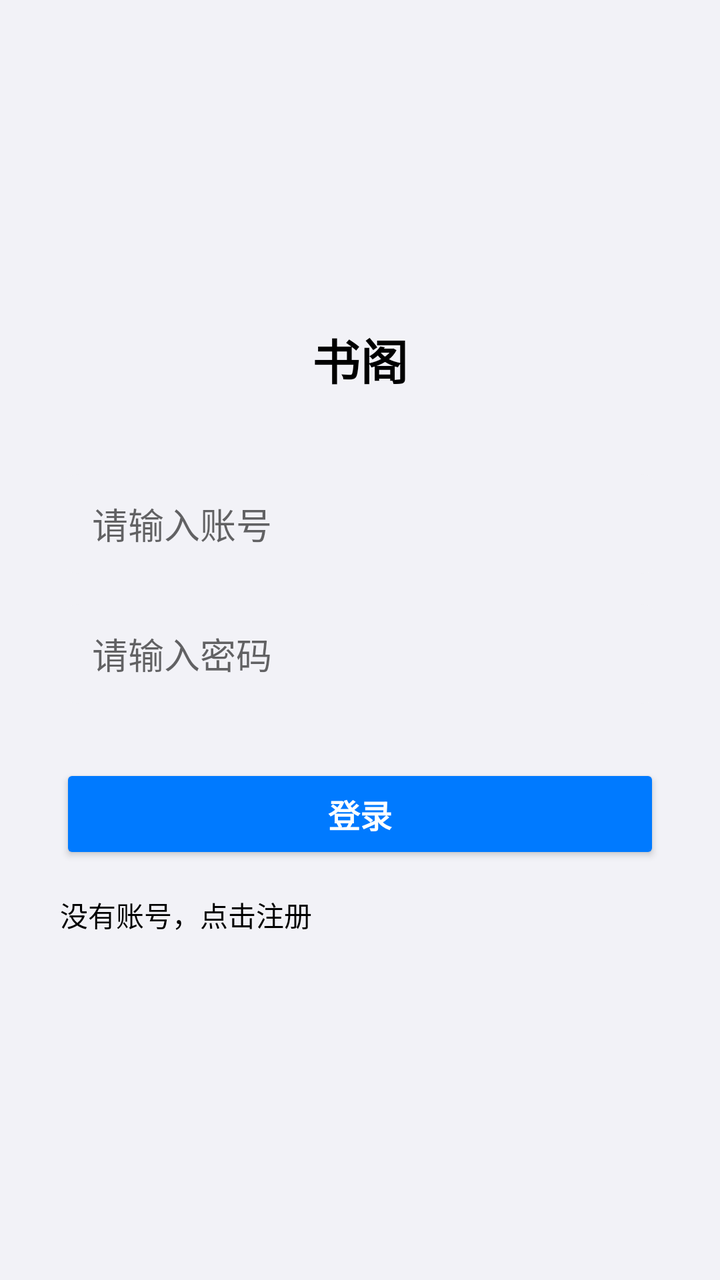
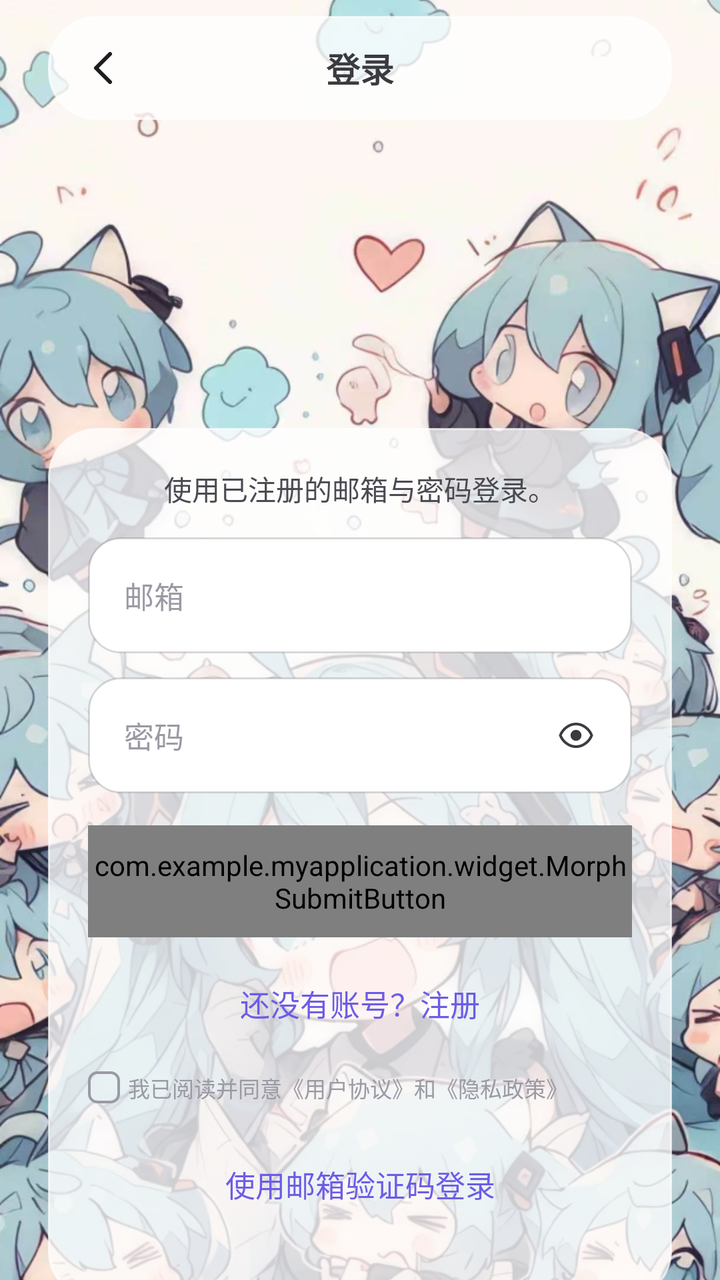

Before-and-after screenshots of an Android layout around one commit, followed by the original layout XML and the change that was made.
<!-- AndroidManifest.xml: application theme Theme.MyApp -->
<!-- res/layout/activity_login.xml -->
<?xml version="1.0" encoding="utf-8"?>
<LinearLayout xmlns:android="http://schemas.android.com/apk/res/android"
    android:layout_width="match_parent"
    android:layout_height="match_parent"
    android:orientation="vertical"
    android:padding="30dp"
    android:background="?android:attr/windowBackground">

    
    <LinearLayout
        android:layout_width="match_parent"
        android:layout_height="wrap_content"
        android:orientation="vertical"
        android:gravity="center_horizontal"
        android:layout_marginTop="40dp"
        android:layout_marginBottom="40dp">

        <ImageView
            android:layout_width="80dp"
            android:layout_height="80dp"
            android:src="@mipmap/ic_launcher" />

        <TextView
            android:layout_width="wrap_content"
            android:layout_height="wrap_content"
            android:text="@string/app_name"
            android:textSize="24sp"
            android:textStyle="bold"
            android:textColor="@color/black"
            android:layout_marginTop="12dp" />
    </LinearLayout>

    
    <LinearLayout
        android:layout_width="match_parent"
        android:layout_height="wrap_content"
        android:orientation="vertical">

        <EditText
            android:id="@+id/et_username"
            android:hint="请输入账号"
            android:layout_width="match_parent"
            android:layout_height="50dp"
            android:background="@drawable/bg_search_radius"
            android:paddingLeft="16dp"
            android:paddingRight="16dp" />

        <EditText
            android:id="@+id/et_password"
            android:hint="请输入密码"
            android:inputType="textPassword"
            android:layout_width="match_parent"
            android:layout_height="50dp"
            android:background="@drawable/bg_search_radius"
            android:paddingLeft="16dp"
            android:paddingRight="16dp"
            android:layout_marginTop="15dp" />
    </LinearLayout>

    
    <LinearLayout
        android:layout_width="match_parent"
        android:layout_height="wrap_content"
        android:orientation="vertical"
        android:layout_marginTop="30dp">

        <Button
            android:id="@+id/btn_login"
            android:text="登录"
            android:layout_width="match_parent"
            android:layout_height="50dp"
            android:textSize="16sp"
            android:textStyle="bold"
            android:backgroundTint="@color/ios_blue"
            android:textColor="@color/white" />

        <TextView
            android:id="@+id/tv_register"
            android:text="没有账号，点击注册"
            android:textSize="14sp"
            android:textColor="@color/black"
            android:layout_width="wrap_content"
            android:layout_height="wrap_content"
            android:layout_gravity="left"
            android:layout_marginTop="15dp" />
    </LinearLayout>

</LinearLayout>
<!-- resources referenced by this layout -->
<resources>
  <color name="black">#FF000000</color>
  <!-- drawable bg_search_radius (drawable) -->
  <?xml version="1.0" encoding="utf-8"?>
  <shape xmlns:android="http://schemas.android.com/apk/res/android">
      
      <solid android:color="@color/ios_bg_grouped"/>
      <corners android:radius="10dp"/>
      <padding android:top="4dp" android:bottom="4dp"/>
  </shape>
  <!-- mipmap ic_launcher (mipmap-anydpi-v26) -->
  <?xml version="1.0" encoding="utf-8"?>
  <adaptive-icon xmlns:android="http://schemas.android.com/apk/res/android">
      <background android:drawable="@drawable/ic_launcher_background"/>
      <foreground android:drawable="@mipmap/ic_launcher_foreground"/>
  </adaptive-icon>
  <string name="app_name">书阁</string>
  <!-- drawable ic_launcher_background (drawable) -->
  <?xml version="1.0" encoding="utf-8"?>
  <vector
      android:height="108dp"
      android:width="108dp"
      android:viewportHeight="108"
      android:viewportWidth="108"
      xmlns:android="http://schemas.android.com/apk/res/android">
      
      <path android:fillColor="#F5F0E6"
            android:pathData="M0,0h108v108h-108z"/>
  </vector>
  <!-- unchanged entries left out for length: 18 -->
</resources>

<!-- the commit's change to res/layout/activity_login.xml (unified diff, before → after) -->
@@ -1,88 +1,424 @@
 <?xml version="1.0" encoding="utf-8"?>
-<LinearLayout xmlns:android="http://schemas.android.com/apk/res/android"
+<FrameLayout xmlns:android="http://schemas.android.com/apk/res/android"
     android:layout_width="match_parent"
     android:layout_height="match_parent"
-    android:orientation="vertical"
-    android:padding="30dp"
-    android:background="?android:attr/windowBackground">
+    android:background="@color/ios_bg">
 
     
-    <LinearLayout
+    <ImageView
+        android:id="@+id/iv_login_bg"
         android:layout_width="match_parent"
-        android:layout_height="wrap_content"
-        android:orientation="vertical"
-        android:gravity="center_horizontal"
-        android:layout_marginTop="40dp"
-        android:layout_marginBottom="40dp">
-
-        <ImageView
-            android:layout_width="80dp"
-            android:layout_height="80dp"
-            android:src="@mipmap/ic_launcher" />
-
-        <TextView
-            android:layout_width="wrap_content"
+        android:layout_height="match_parent"
+        android:contentDescription="@null"
+        android:scaleType="centerCrop"
+        android:src="@drawable/login_bg" />
+
+    
+    <View
+        android:id="@+id/v_login_mask"
+        android:layout_width="match_parent"
+        android:layout_height="match_parent" />
+
+    <ScrollView
+        android:id="@+id/sv_login"
+        android:layout_width="match_parent"
+        android:layout_height="match_parent"
+        android:fillViewport="true"
+        android:overScrollMode="never"
+        android:scrollbars="none">
+
+        <LinearLayout
+            android:layout_width="match_parent"
             android:layout_height="wrap_content"
-            android:text="@string/app_name"
-            android:textSize="24sp"
-            android:textStyle="bold"
-            android:textColor="@color/black"
-            android:layout_marginTop="12dp" />
-    </LinearLayout>
-
-    
-    <LinearLayout
-        android:layout_width="match_parent"
-        android:layout_height="wrap_content"
-        android:orientation="vertical">
-
-        <EditText
-            android:id="@+id/et_username"
-            android:hint="请输入账号"
-            android:layout_width="match_parent"
-            android:layout_height="50dp"
-            android:background="@drawable/bg_search_radius"
-            android:paddingLeft="16dp"
-            android:paddingRight="16dp" />
-
-        <EditText
-            android:id="@+id/et_password"
-            android:hint="请输入密码"
-            android:inputType="textPassword"
-            android:layout_width="match_parent"
-            android:layout_height="50dp"
-            android:background="@drawable/bg_search_radius"
-            android:paddingLeft="16dp"
-            android:paddingRight="16dp"
-            android:layout_marginTop="15dp" />
-    </LinearLayout>
-
-    
-    <LinearLayout
-        android:layout_width="match_parent"
-        android:layout_height="wrap_content"
-        android:orientation="vertical"
-        android:layout_marginTop="30dp">
-
-        <Button
-            android:id="@+id/btn_login"
-            android:text="登录"
-            android:layout_width="match_parent"
-            android:layout_height="50dp"
-            android:textSize="16sp"
-            android:textStyle="bold"
-            android:backgroundTint="@color/ios_blue"
-            android:textColor="@color/white" />
-
-        <TextView
-            android:id="@+id/tv_register"
-            android:text="没有账号，点击注册"
-            android:textSize="14sp"
-            android:textColor="@color/black"
-            android:layout_width="wrap_content"
-            android:layout_height="wrap_content"
-            android:layout_gravity="left"
-            android:layout_marginTop="15dp" />
-    </LinearLayout>
-
-</LinearLayout>
+            android:orientation="vertical"
+            android:paddingStart="24dp"
+            android:paddingEnd="24dp"
+            android:paddingBottom="24dp">
+
+            
+            
+            <FrameLayout
+                android:id="@+id/bar_login"
+                android:layout_width="match_parent"
+                android:layout_height="52dp"
+                android:layout_marginTop="8dp"
+                android:layout_marginBottom="10dp"
+                android:background="@drawable/bg_login_card">
+
+                <ImageView
+                    android:id="@+id/btn_login_back"
+                    android:layout_width="44dp"
+                    android:layout_height="44dp"
+                    android:layout_gravity="start|center_vertical"
+                    android:layout_marginStart="6dp"
+                    android:background="?attr/selectableItemBackgroundBorderless"
+                    android:contentDescription="返回"
+                    android:padding="10dp"
+                    android:src="@drawable/ic_login_back" />
+
+                <TextView
+                    android:layout_width="wrap_content"
+                    android:layout_height="wrap_content"
+                    android:layout_gravity="center"
+                    android:text="登录"
+                    android:textColor="@color/login_text_title"
+                    android:textSize="17sp"
+                    android:textStyle="bold" />
+            </FrameLayout>
+
+            
+            <Space
+                android:id="@+id/spacer_top"
+                android:layout_width="match_parent"
+                android:layout_height="144dp" />
+
+            
+            <LinearLayout
+                android:id="@+id/card_login"
+                android:layout_width="match_parent"
+                android:layout_height="436dp"
+                android:background="@drawable/bg_login_card"
+                android:orientation="vertical"
+                android:padding="20dp">
+
+                
+                <TextView
+                    android:id="@+id/tv_login_hint"
+                    android:layout_width="match_parent"
+                    android:layout_height="wrap_content"
+                    android:gravity="center"
+                    android:lineSpacingExtra="2dp"
+                    android:text="使用已注册的邮箱与密码登录。"
+                    android:textColor="@color/login_text_body"
+                    android:textSize="14sp" />
+
+                
+                <LinearLayout
+                    android:id="@+id/grp_password"
+                    android:layout_width="match_parent"
+                    android:layout_height="wrap_content"
+                    android:layout_marginTop="14dp"
+                    android:orientation="vertical">
+
+                    
+                    <FrameLayout
+                        android:id="@+id/box_account"
+                        android:layout_width="match_parent"
+                        android:layout_height="58dp"
+                        android:background="@drawable/bg_login_field">
+
+                        <TextView
+                            android:id="@+id/ph_account"
+                            android:layout_width="wrap_content"
+                            android:layout_height="match_parent"
+                            android:layout_gravity="start"
+                            android:layout_marginStart="18dp"
+                            android:alpha="0"
+                            android:gravity="center_vertical"
+                            android:text="请输入邮箱"
+                            android:textColor="@color/login_text_hint"
+                            android:textSize="15sp" />
+
+                        <EditText
+                            android:id="@+id/et_account"
+                            android:layout_width="match_parent"
+                            android:layout_height="match_parent"
+                            android:background="@null"
+                            android:gravity="center_vertical"
+                            android:importantForAutofill="no"
+                            android:inputType="text"
+                            android:maxLines="1"
+                            android:paddingStart="18dp"
+                            android:paddingEnd="18dp"
+                            android:singleLine="true"
+                            android:textColor="@color/login_text_title"
+                            android:textSize="15sp" />
+
+                        <TextView
+                            android:id="@+id/label_account"
+                            android:layout_width="wrap_content"
+                            android:layout_height="match_parent"
+                            android:layout_gravity="start"
+                            android:layout_marginStart="18dp"
+                            android:gravity="center_vertical"
+                            android:text="邮箱"
+                            android:textColor="@color/login_text_hint"
+                            android:textSize="15sp" />
+                    </FrameLayout>
+
+                    <FrameLayout
+                        android:id="@+id/box_password"
+                        android:layout_width="match_parent"
+                        android:layout_height="58dp"
+                        android:layout_marginTop="12dp"
+                        android:background="@drawable/bg_login_field">
+
+                        <TextView
+                            android:id="@+id/ph_password"
+                            android:layout_width="wrap_content"
+                            android:layout_height="match_parent"
+                            android:layout_gravity="start"
+                            android:layout_marginStart="18dp"
+                            android:alpha="0"
+                            android:gravity="center_vertical"
+                            android:text="请输入密码"
+                            android:textColor="@color/login_text_hint"
+                            android:textSize="15sp" />
+
+                        <EditText
+                            android:id="@+id/et_password"
+                            android:layout_width="match_parent"
+                            android:layout_height="match_parent"
+                            android:background="@null"
+                            android:gravity="center_vertical"
+                            android:imeOptions="actionDone"
+                            android:importantForAutofill="no"
+                            android:inputType="textPassword"
+                            android:maxLines="1"
+                            android:paddingStart="18dp"
+                            android:paddingEnd="52dp"
+                            android:singleLine="true"
+                            android:textColor="@color/login_text_title"
+                            android:textSize="15sp" />
+
+                        
+                        <ImageView
+                            android:id="@+id/iv_password_eye"
+                            android:layout_width="32dp"
+                            android:layout_height="32dp"
+                            android:layout_gravity="end|center_vertical"
+                            android:layout_marginEnd="12dp"
+                            android:background="?attr/selectableItemBackgroundBorderless"
+                            android:contentDescription="显示密码"
+                            android:padding="6dp"
+                            android:src="@drawable/ic_login_eye" />
+
+                        <TextView
+                            android:id="@+id/label_password"
+                            android:layout_width="wrap_content"
+                            android:layout_height="match_parent"
+                            android:layout_gravity="start"
+                            android:layout_marginStart="18dp"
+                            android:gravity="center_vertical"
+                            android:text="密码"
+                            android:textColor="@color/login_text_hint"
+                            android:textSize="15sp" />
+                    </FrameLayout>
+                </LinearLayout>
+
+                
+                <FrameLayout
+                    android:id="@+id/box_code_email"
+                    android:layout_width="match_parent"
+                    android:layout_height="58dp"
+                    android:layout_marginTop="14dp"
+                    android:background="@drawable/bg_login_field"
+                    android:visibility="gone">
+
+                    <TextView
+                        android:id="@+id/ph_code_email"
+                        android:layout_width="wrap_content"
+                        android:layout_height="match_parent"
+                        android:layout_gravity="start"
+                        android:layout_marginStart="18dp"
+                        android:alpha="0"
+                        android:gravity="center_vertical"
+                        android:text="请输入邮箱"
+                        android:textColor="@color/login_text_hint"
+                        android:textSize="15sp" />
+
+                    <EditText
+                        android:id="@+id/et_code_email"
+                        android:layout_width="match_parent"
+                        android:layout_height="match_parent"
+                        android:background="@null"
+                        android:gravity="center_vertical"
+                        android:imeOptions="actionDone"
+                        android:importantForAutofill="no"
+                        android:inputType="textEmailAddress"
+                        android:maxLines="1"
+                        android:paddingStart="18dp"
+                        android:paddingEnd="18dp"
+                        android:singleLine="true"
+                        android:textColor="@color/login_text_title"
+                        android:textSize="15sp" />
+
+                    <TextView
+                        android:id="@+id/label_code_email"
+                        android:layout_width="wrap_content"
+                        android:layout_height="match_parent"
+                        android:layout_gravity="start"
+                        android:layout_marginStart="18dp"
+                        android:gravity="center_vertical"
+                        android:text="邮箱"
+                        android:textColor="@color/login_text_hint"
+                        android:textSize="15sp" />
+                </FrameLayout>
+
+                
+                <LinearLayout
+                    android:id="@+id/grp_code_input"
+                    android:layout_width="match_parent"
+                    android:layout_height="wrap_content"
+                    android:layout_marginTop="4dp"
+                    android:orientation="vertical"
+                    android:visibility="gone">
+
+                    <TextView
+                        android:id="@+id/tv_code_sent"
+                        android:layout_width="match_parent"
+                        android:layout_height="wrap_content"
+                        android:gravity="center"
+                        android:text="验证码已发送至"
+                        android:textColor="@color/login_text_title"
+                        android:textSize="15sp"
+                        android:textStyle="bold" />
+
+                    <TextView
+                        android:layout_width="match_parent"
+                        android:layout_height="wrap_content"
+                        android:layout_marginTop="6dp"
+                        android:gravity="center"
+                        android:lineSpacingExtra="2dp"
+                        android:text="若该邮箱未注册，验证后将自动注册并登录。"
+                        android:textColor="@color/login_text_desc"
+                        android:textSize="14sp" />
+
+                    <LinearLayout
+                        android:id="@+id/grp_code_tiles"
+                        android:layout_width="match_parent"
+                        android:layout_height="wrap_content"
+                        android:layout_marginTop="22dp"
+                        android:baselineAligned="false"
+                        android:orientation="horizontal">
+
+                        <EditText
+                            android:id="@+id/et_code_1"
+                            style="@style/LoginCodeTile" />
+
+                        <EditText
+                            android:id="@+id/et_code_2"
+                            style="@style/LoginCodeTile" />
+
+                        <EditText
+                            android:id="@+id/et_code_3"
+                            style="@style/LoginCodeTile" />
+
+                        <EditText
+                            android:id="@+id/et_code_4"
+                            style="@style/LoginCodeTile" />
+
+                        <EditText
+                            android:id="@+id/et_code_5"
+                            style="@style/LoginCodeTile" />
+
+                        <EditText
+                            android:id="@+id/et_code_6"
+                            style="@style/LoginCodeTile"
+                            android:layout_marginEnd="0dp" />
+                    </LinearLayout>
+
+                    <TextView
+                        android:id="@+id/tv_countdown"
+                        android:layout_width="match_parent"
+                        android:layout_height="wrap_content"
+                        android:layout_marginTop="20dp"
+                        android:gravity="center"
+                        android:paddingTop="6dp"
+                        android:paddingBottom="6dp"
+                        android:text="60 秒后可重新获取"
+                        android:textColor="@color/login_text_dim"
+                        android:textSize="14sp" />
+                </LinearLayout>
+
+                
+                <com.example.myapplication.widget.MorphSubmitButton
+                    android:id="@+id/btn_login"
+                    android:layout_width="match_parent"
+                    android:layout_height="56dp"
+                    android:layout_marginTop="16dp" />
+
+                
+                <TextView
+                    android:id="@+id/tv_register"
+                    android:layout_width="match_parent"
+                    android:layout_height="wrap_content"
+                    android:layout_marginTop="18dp"
+                    android:gravity="center"
+                    android:paddingTop="4dp"
+                    android:paddingBottom="4dp"
+                    android:text="还没有账号？注册"
+                    android:textColor="@color/login_accent_text"
+                    android:textSize="15sp" />
+
+                
+                <LinearLayout
+                    android:id="@+id/row_consent"
+                    android:layout_width="match_parent"
+                    android:layout_height="wrap_content"
+                    android:layout_marginTop="14dp"
+                    android:gravity="center_vertical"
+                    android:orientation="horizontal">
+
+                    
+                    <ImageView
+                        android:id="@+id/iv_consent"
+                        android:layout_width="16dp"
+                        android:layout_height="16dp"
+                        android:layout_marginEnd="4dp"
+                        android:contentDescription="同意用户协议与隐私政策"
+                        android:src="@drawable/sel_login_checkbox" />
+
+                    
+                    <TextView
+                        android:id="@+id/tv_consent"
+                        android:layout_width="0dp"
+                        android:layout_height="wrap_content"
+                        android:layout_weight="1"
+                        android:fontFamily="sans-serif-light"
+                        android:gravity="center_vertical"
+                        android:paddingTop="5dp"
+                        android:paddingBottom="5dp"
+                        android:text="我已阅读并同意《用户协议》和《隐私政策》"
+                        android:textColor="@color/login_text_muted"
+                        android:textColorHighlight="@android:color/transparent"
+                        android:textSize="11sp" />
+                </LinearLayout>
+
+                
+                <TextView
+                    android:id="@+id/tv_switch"
+                    android:layout_width="match_parent"
+                    android:layout_height="wrap_content"
+                    android:layout_marginTop="18dp"
+                    android:gravity="center"
+                    android:paddingTop="6dp"
+                    android:paddingBottom="6dp"
+                    android:text="使用邮箱验证码登录"
+                    android:textColor="@color/login_accent_text"
+                    android:textSize="15sp" />
+
+                
+                <TextView
+                    android:id="@+id/tv_back"
+                    android:layout_width="match_parent"
+                    android:layout_height="wrap_content"
+                    android:layout_marginTop="10dp"
+                    android:gravity="center"
+                    android:paddingTop="8dp"
+                    android:paddingBottom="8dp"
+                    android:text="返回上一步修改邮箱"
+                    android:textColor="@color/login_accent_text"
+                    android:textSize="14sp"
+                    android:visibility="gone" />
+            </LinearLayout>
+
+            
+            <Space
+                android:layout_width="match_parent"
+                android:layout_height="0dp"
+                android:layout_weight="1"
+                android:minHeight="8dp" />
+        </LinearLayout>
+    </ScrollView>
+</FrameLayout>
<!-- resource entries referenced after the edit -->
@@ -1,33 +1,169 @@
 <!-- resources referenced by this layout -->
 <resources>
-  <color name="black">#FF000000</color>
-  <!-- drawable bg_search_radius (drawable) -->
+  <color name="login_accent_text">#FF6C5CE7</color>
+  <color name="login_text_body">#FF4A4A52</color>
+  <color name="login_text_desc">#FF6A6A72</color>
+  <color name="login_text_dim">#FF55555C</color>
+  <color name="login_text_hint">#FF9A9AA5</color>
+  <color name="login_text_muted">#FF9A9AA5</color>
+  <color name="login_text_title">#FF3A3A3F</color>
+  <!-- drawable bg_login_card (drawable) -->
   <?xml version="1.0" encoding="utf-8"?>
-  <shape xmlns:android="http://schemas.android.com/apk/res/android">
-      
-      <solid android:color="@color/ios_bg_grouped"/>
-      <corners android:radius="10dp"/>
-      <padding android:top="4dp" android:bottom="4dp"/>
+  <shape xmlns:android="http://schemas.android.com/apk/res/android"
+      android:shape="rectangle">
+      <solid android:color="@color/login_card_fill" />
+      <stroke
+          android:width="1dp"
+          android:color="@color/login_card_stroke" />
+      <corners android:radius="24dp" />
   </shape>
-  <!-- mipmap ic_launcher (mipmap-anydpi-v26) -->
+  <!-- drawable bg_login_field (drawable) -->
   <?xml version="1.0" encoding="utf-8"?>
-  <adaptive-icon xmlns:android="http://schemas.android.com/apk/res/android">
-      <background android:drawable="@drawable/ic_launcher_background"/>
-      <foreground android:drawable="@mipmap/ic_launcher_foreground"/>
-  </adaptive-icon>
-  <string name="app_name">书阁</string>
-  <!-- drawable ic_launcher_background (drawable) -->
+  <shape xmlns:android="http://schemas.android.com/apk/res/android"
+      android:shape="rectangle">
+      <solid android:color="@color/login_field_fill" />
+      <stroke
+          android:width="1dp"
+          android:color="@color/login_field_stroke" />
+      <corners android:radius="16dp" />
+  </shape>
+  <!-- drawable ic_login_back (drawable) -->
   <?xml version="1.0" encoding="utf-8"?>
-  <vector
-      android:height="108dp"
-      android:width="108dp"
-      android:viewportHeight="108"
-      android:viewportWidth="108"
-      xmlns:android="http://schemas.android.com/apk/res/android">
-      
-      <path android:fillColor="#F5F0E6"
-            android:pathData="M0,0h108v108h-108z"/>
+  <vector xmlns:android="http://schemas.android.com/apk/res/android"
+      android:width="24dp"
+      android:height="24dp"
+      android:viewportWidth="24"
+      android:viewportHeight="24">
+      <path
+          android:pathData="M15,5L8,12l7,7"
+          android:strokeColor="#FF1D1D1F"
+          android:strokeWidth="2"
+          android:strokeLineCap="round"
+          android:strokeLineJoin="round" />
   </vector>
+  <!-- drawable ic_login_eye (drawable) -->
+  <?xml version="1.0" encoding="utf-8"?>
+  <vector xmlns:android="http://schemas.android.com/apk/res/android"
+      android:width="20dp"
+      android:height="20dp"
+      android:viewportWidth="24"
+      android:viewportHeight="24">
+      <path
+          android:pathData="M12,5.2c-4.4,0 -8.1,3.3 -9.4,6.8 1.3,3.5 5,6.8 9.4,6.8s8.1,-3.3 9.4,-6.8c-1.3,-3.5 -5,-6.8 -9.4,-6.8z"
+          android:strokeColor="#FF3A3A3F"
+          android:strokeWidth="1.6" />
+      <path
+          android:fillColor="#FF3A3A3F"
+          android:pathData="M8.7,12a3.3,3.3 0 1,0 6.6,0a3.3,3.3 0 1,0 -6.6,0z" />
+  </vector>
+  <!-- drawable login_bg: jpg bitmap (drawable, 260346 bytes) -->
+  <!-- drawable sel_login_checkbox (drawable) -->
+  <?xml version="1.0" encoding="utf-8"?>
+  <selector xmlns:android="http://schemas.android.com/apk/res/android">
+      <item
+          android:state_selected="true"
+          android:drawable="@drawable/ic_cb_square_checked" />
+      <item android:drawable="@drawable/ic_cb_square_unchecked" />
+  </selector>
+  <style name="LoginCodeTile">
+          <item name="android:layout_width">0dp</item>
+          <item name="android:layout_height">44dp</item>
+          <item name="android:layout_weight">1</item>
+          <item name="android:layout_marginEnd">6dp</item>
+          <item name="android:background">@drawable/bg_code_tile</item>
+          <item name="android:gravity">center</item>
+          <item name="android:inputType">number</item>
+          <item name="android:maxLength">1</item>
+          <item name="android:maxLines">1</item>
+          <item name="android:singleLine">true</item>
+          <item name="android:imeOptions">actionNext</item>
+          <item name="android:importantForAutofill">no</item>
+          <item name="android:minWidth">0dp</item>
+          <item name="android:paddingStart">0dp</item>
+          <item name="android:paddingEnd">0dp</item>
+          <item name="android:textColor">@color/login_text_title</item>
+          <item name="android:textSize">20sp</item>
+          <item name="android:textStyle">bold</item>
+      </style>
+  <color name="login_card_fill">#C7FFFFFF</color>
+  <color name="login_card_stroke">#B3FFFFFF</color>
+  <color name="login_field_fill">#FFFFFFFF</color>
+  <color name="login_field_stroke">#26000000</color>
+  <!-- drawable ic_cb_square_checked (drawable) -->
+  <?xml version="1.0" encoding="utf-8"?>
+  <layer-list xmlns:android="http://schemas.android.com/apk/res/android">
+      <item>
+          <shape android:shape="rectangle">
+              <solid android:color="@color/login_accent" />
+              <corners android:radius="5dp" />
+              <size
+                  android:width="20dp"
+                  android:height="20dp" />
+          </shape>
+      </item>
+      <item
+          android:drawable="@drawable/ic_cb_check_mark"
+          android:gravity="center" />
+  </layer-list>
+  <!-- drawable ic_cb_square_unchecked (drawable) -->
+  <?xml version="1.0" encoding="utf-8"?>
+  <layer-list xmlns:android="http://schemas.android.com/apk/res/android">
+      <item>
+          <shape android:shape="rectangle">
+              <solid android:color="#00FFFFFF" />
+              <stroke
+                  android:width="1.5dp"
+                  android:color="@color/login_cb_stroke" />
+              <corners android:radius="5dp" />
+              <size
+                  android:width="20dp"
+                  android:height="20dp" />
+          </shape>
+      </item>
+  </layer-list>
+  <!-- drawable bg_code_tile (drawable) -->
+  <?xml version="1.0" encoding="utf-8"?>
+  <selector xmlns:android="http://schemas.android.com/apk/res/android">
+      <item
+          android:state_focused="true"
+          android:drawable="@drawable/bg_code_tile_active" />
+      <item android:drawable="@drawable/bg_code_tile_normal" />
+  </selector>
+  <color name="login_accent">#FF6C5CE7</color>
+  <!-- drawable ic_cb_check_mark (drawable) -->
+  <?xml version="1.0" encoding="utf-8"?>
+  <vector xmlns:android="http://schemas.android.com/apk/res/android"
+      android:width="13dp"
+      android:height="13dp"
+      android:viewportWidth="24"
+      android:viewportHeight="24">
+      <path
+          android:pathData="M5,12.5l4.5,4.5L19,7.5"
+          android:strokeColor="#FFFFFFFF"
+          android:strokeWidth="3.2"
+          android:strokeLineCap="round"
+          android:strokeLineJoin="round" />
+  </vector>
+  <color name="login_cb_stroke">#FF9A9AA5</color>
+  <!-- drawable bg_code_tile_active (drawable) -->
+  <?xml version="1.0" encoding="utf-8"?>
+  <shape xmlns:android="http://schemas.android.com/apk/res/android"
+      android:shape="rectangle">
+      <solid android:color="@color/login_tile_bg_active" />
+      <stroke
+          android:width="1.5dp"
+          android:color="@color/login_accent" />
+      <corners android:radius="10dp" />
+  </shape>
+  <!-- drawable bg_code_tile_normal (drawable) -->
+  <?xml version="1.0" encoding="utf-8"?>
+  <shape xmlns:android="http://schemas.android.com/apk/res/android"
+      android:shape="rectangle">
+      <solid android:color="@color/login_tile_bg" />
+      <corners android:radius="10dp" />
+  </shape>
+  <color name="login_tile_bg_active">#FFFFFFFF</color>
+  <color name="login_tile_bg">#FFF2F2F7</color>
   <!-- unchanged entries left out for length: 18 -->
 </resources>
 
